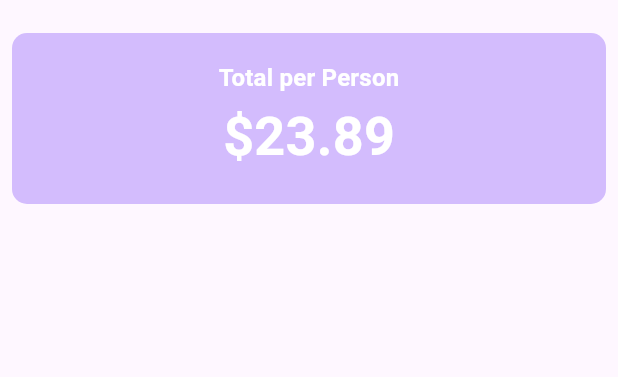
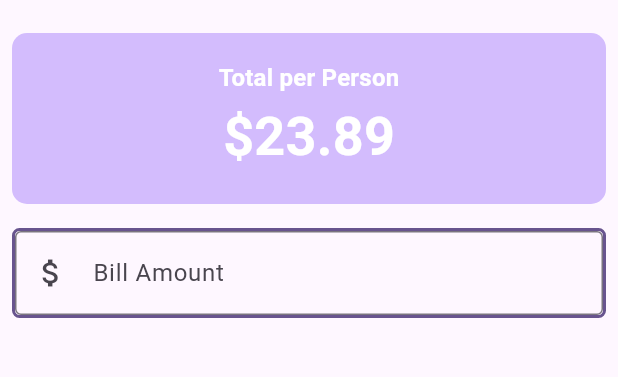
Before and after one commit to pdichone/flutter-course-utip, a Flutter app: the screen it shows after launch, on a phone screen of 412 x 824 dp, the part 63-440 px from its top. Run offline on Flutter 3.47's test engine with Material 3 defaults, Android fonts, the phone set to English and light mode, and no system bars.

Commit message:
Create the Bill Amount Container and the TextField

```diff
--- a/lib/main.dart
+++ b/lib/main.dart
@@ -64,6 +64,30 @@ class _UTipState extends State<UTip> {
                   ],
                 )),
           ),
+          // Form
+          Padding(
+            padding: const EdgeInsets.all(8.0),
+            child: Container(
+              decoration: BoxDecoration(
+                  borderRadius: BorderRadius.circular(5),
+                  border:
+                      Border.all(color: theme.colorScheme.primary, width: 2)),
+              child: Column(
+                children: [
+                  TextField(
+                    decoration: const InputDecoration(
+                        border: OutlineInputBorder(),
+                        prefixIcon: Icon(Icons.attach_money),
+                        labelText: 'Bill Amount'),
+                    keyboardType: TextInputType.number,
+                    onChanged: (String value) {
+                      print("Value: $value ");
+                    },
+                  )
+                ],
+              ),
+            ),
+          )
         ],
       ),
     );
```
